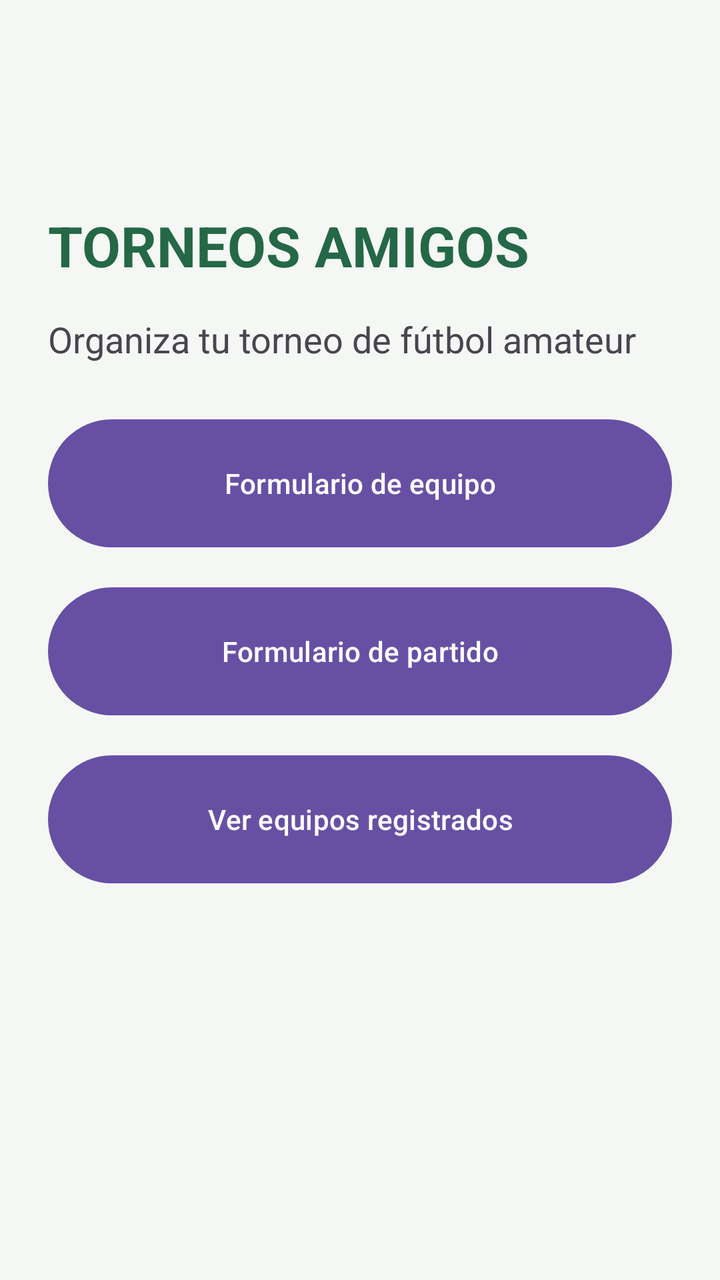
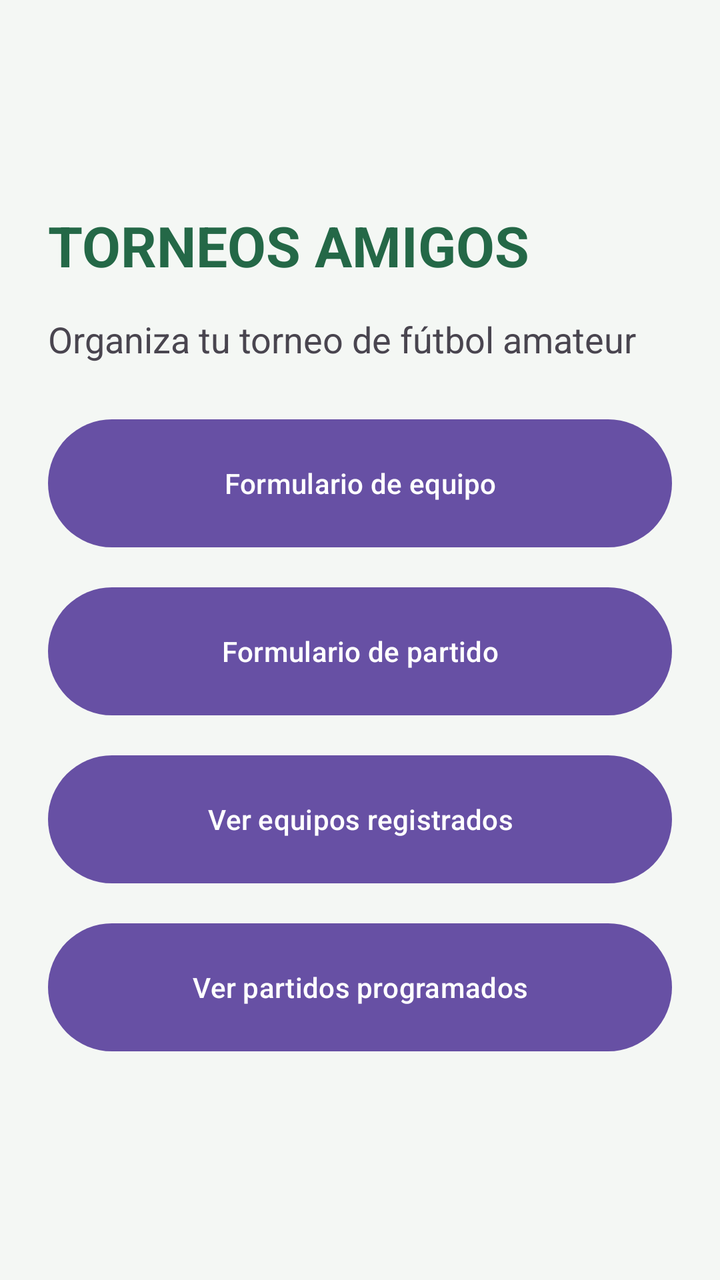

The first picture is an Android layout as it rendered before a commit; the second is the same layout after the commit. The layout source and the unified diff follow.
<!-- AndroidManifest.xml: application theme Theme.TorneosAmigosHito1 -->
<!-- res/layout/activity_main.xml -->
<?xml version="1.0" encoding="utf-8"?>
<LinearLayout xmlns:android="http://schemas.android.com/apk/res/android"
    android:id="@+id/main"
    android:layout_width="match_parent"
    android:layout_height="match_parent"
    android:orientation="vertical"
    android:padding="24dp"
    android:background="#F4F7F4">

    <androidx.appcompat.widget.Toolbar
        android:id="@+id/toolbarInicio"
        android:layout_width="match_parent"
        android:layout_height="56dp" />

    <TextView
    android:layout_width="match_parent"
    android:layout_height="wrap_content"
    android:text="@string/titulo_inicio"
    android:textSize="28sp"
    android:textStyle="bold"
    android:textColor="#246847"
    android:layout_marginTop="24dp" />

    <TextView
        android:layout_width="match_parent"
        android:layout_height="wrap_content"
        android:text="@string/descripcion_inicio"
        android:textSize="18sp"
        android:layout_marginTop="16dp"
        android:layout_marginBottom="24dp" />
    <Button
        android:id="@+id/btnEquipo"
        android:layout_width="match_parent"
        android:layout_height="72dp"
        android:text="@string/btn_equipo" />
    <Button
        android:id="@+id/btnPartido"
        android:layout_width="match_parent"
        android:layout_height="72dp"
        android:layout_marginTop="12dp"
        android:text="@string/btn_partido" />
    <Button
        android:id="@+id/btnLista"
        android:layout_width="match_parent"
        android:layout_height="72dp"
        android:layout_marginTop="12dp"
        android:text="@string/btn_lista" />
</LinearLayout>
<!-- resources referenced by this layout -->
<resources>
  <string name="btn_equipo">Formulario de equipo</string>
  <string name="btn_lista">Ver equipos registrados</string>
  <string name="btn_partido">Formulario de partido</string>
  <string name="descripcion_inicio">Organiza tu torneo de fútbol amateur</string>
  <string name="titulo_inicio">TORNEOS AMIGOS </string>
  <style name="Theme.TorneosAmigosHito1" parent="Base.Theme.TorneosAmigosHito1" />
  <style name="Base.Theme.TorneosAmigosHito1" parent="Theme.Material3.DayNight.NoActionBar">
          
          
      </style>
</resources>

<!-- the commit's change to res/layout/activity_main.xml (unified diff, before → after) -->
@@ -45,4 +45,11 @@
         android:layout_height="72dp"
         android:layout_marginTop="12dp"
         android:text="@string/btn_lista" />
+
+    <Button
+        android:id="@+id/btnListaPartidos"
+        android:layout_width="match_parent"
+        android:layout_height="72dp"
+        android:layout_marginTop="12dp"
+        android:text="@string/btn_lista_partidos" />
 </LinearLayout>
<!-- resource entries referenced after the edit -->
@@ -2,6 +2,7 @@
 <resources>
   <string name="btn_equipo">Formulario de equipo</string>
   <string name="btn_lista">Ver equipos registrados</string>
+  <string name="btn_lista_partidos">Ver partidos programados</string>
   <string name="btn_partido">Formulario de partido</string>
   <string name="descripcion_inicio">Organiza tu torneo de fútbol amateur</string>
   <string name="titulo_inicio">TORNEOS AMIGOS </string>
